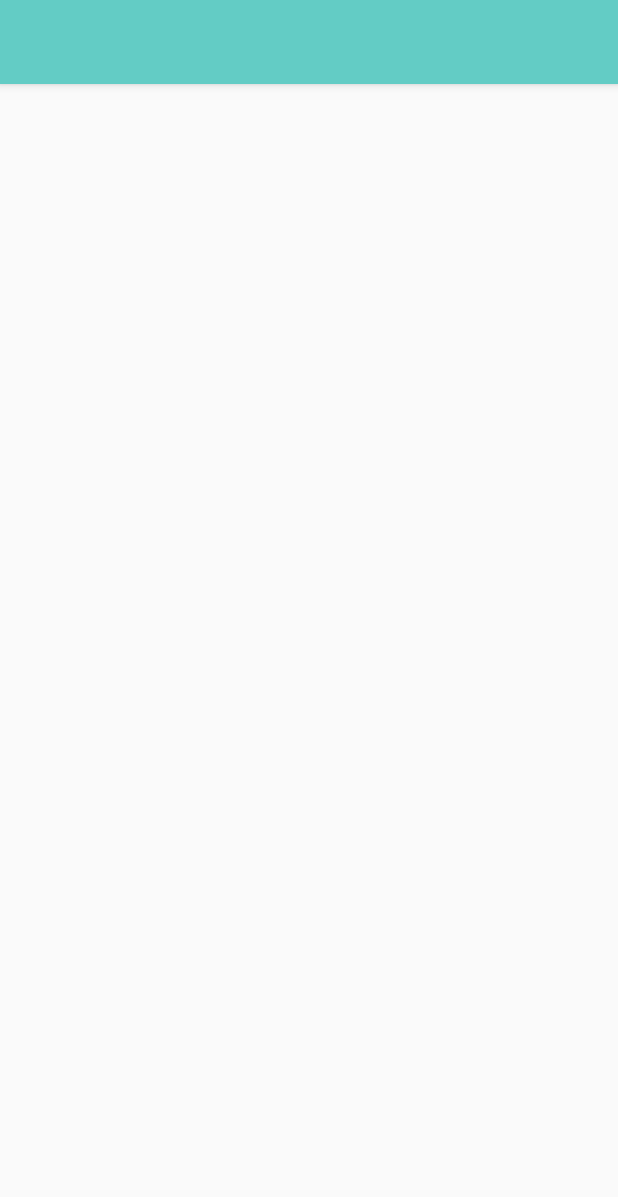
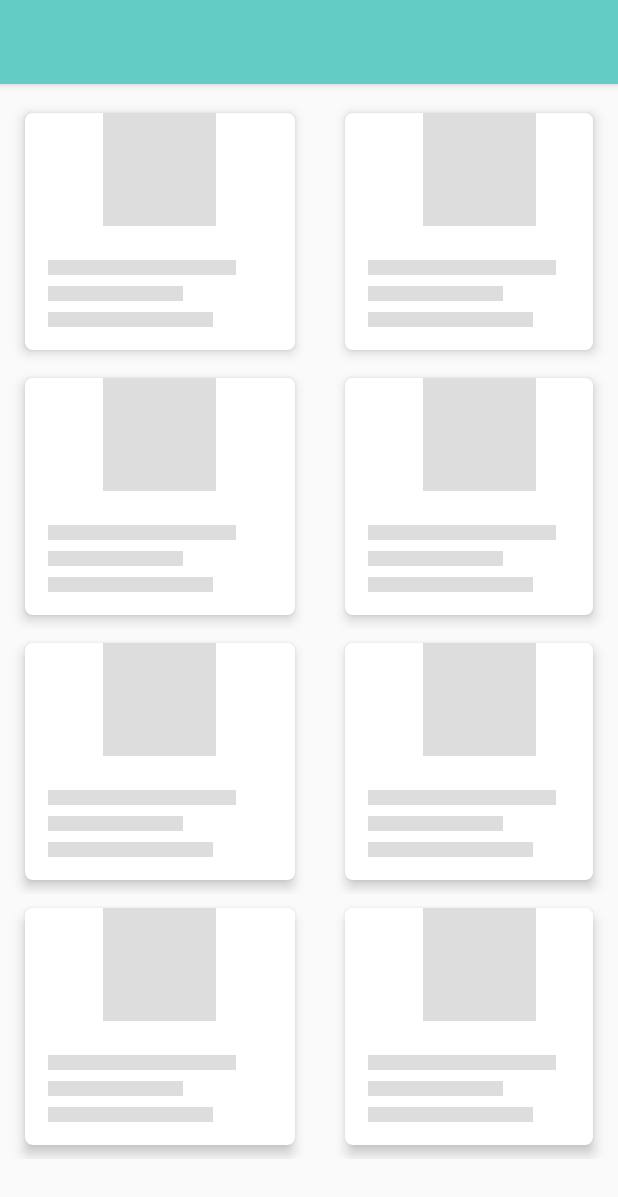
Before and after one commit to StanceFreak/MedsShoppingCart, an Android app: the screen it shows after launch (HomeActivity), on a phone screen of 412 x 824 dp. Shown: the top 1197 px of the screen. Run offline under Robolectric (Android 15) with nearby library versions, the phone set to English and light mode, and no system bars; our stand-ins replace Shimmer.

Commit message:
Added shimmer placeholder while wait the api result

```diff
--- a/app/src/main/res/layout/activity_home.xml
+++ b/app/src/main/res/layout/activity_home.xml
@@ -23,36 +23,81 @@
 
     </com.google.android.material.appbar.AppBarLayout>
 
+    <com.facebook.shimmer.ShimmerFrameLayout
+        android:id="@+id/shimmer_placeholder_container"
+        android:layout_width="match_parent"
+        android:layout_height="wrap_content"
+        android:layout_gravity="center"
+        android:layout_below="@id/home_appbar"
+        app:shimmer_duration="800">
+
+        <LinearLayout
+            android:layout_width="match_parent"
+            android:layout_height="wrap_content"
+            android:paddingTop="10dp"
+            android:orientation="vertical">
+
+            <LinearLayout
+                android:layout_width="match_parent"
+                android:layout_height="wrap_content"
+                android:gravity="center"
+                android:orientation="horizontal">
+
+                <include layout="@layout/shimmer_placeholder"/>
+                <include layout="@layout/shimmer_placeholder"/>
+
+            </LinearLayout>
+
+            <LinearLayout
+                android:layout_width="match_parent"
+                android:layout_height="wrap_content"
+                android:gravity="center"
+                android:orientation="horizontal">
+
+                <include layout="@layout/shimmer_placeholder"/>
+                <include layout="@layout/shimmer_placeholder"/>
+
+            </LinearLayout>
+
+            <LinearLayout
+                android:layout_width="match_parent"
+                android:layout_height="wrap_content"
+                android:gravity="center"
+                android:orientation="horizontal">
+
+                <include layout="@layout/shimmer_placeholder"/>
+                <include layout="@layout/shimmer_placeholder"/>
+
+            </LinearLayout>
+
+            <LinearLayout
+                android:layout_width="match_parent"
+                android:layout_height="wrap_content"
+                android:gravity="center"
+                android:orientation="horizontal">
+
+                <include layout="@layout/shimmer_placeholder"/>
+                <include layout="@layout/shimmer_placeholder"/>
+
+            </LinearLayout>
+
+        </LinearLayout>
+
+    </com.facebook.shimmer.ShimmerFrameLayout>
+
     <ScrollView
         android:layout_width="match_parent"
-        android:layout_height="wrap_content">
-        <!--    <ScrollView-->
-        <!--        android:layout_width="match_parent"-->
-        <!--        android:layout_height="wrap_content"-->
-        <!--        android:layout_below="@id/home_appbar"-->
-        <!--        android:padding="15dp">-->
+        android:layout_height="wrap_content"
+        android:layout_below="@id/home_appbar">
 
         <androidx.recyclerview.widget.RecyclerView
             android:id="@+id/rv_home"
             android:layout_width="match_parent"
             android:layout_height="wrap_content"
-            android:layout_below="@id/home_appbar"
+            android:paddingTop="10dp"
             app:layoutManager="androidx.recyclerview.widget.GridLayoutManager"
             tools:listitem="@layout/rv_home"/>
 
     </ScrollView>
 
-<!--&lt;!&ndash;    <ScrollView&ndash;&gt;-->
-<!--&lt;!&ndash;        android:layout_width="match_parent"&ndash;&gt;-->
-<!--&lt;!&ndash;        android:layout_height="wrap_content"&ndash;&gt;-->
-<!--&lt;!&ndash;        android:layout_below="@id/home_appbar"&ndash;&gt;-->
-<!--&lt;!&ndash;        android:padding="15dp">&ndash;&gt;-->
-
-<!--        <androidx.recyclerview.widget.RecyclerView-->
-<!--            android:layout_width="match_parent"-->
-<!--            android:layout_height="wrap_content"-->
-<!--            tools:listitem="@layout/rv_home"/>-->
-
-<!--    </ScrollView>-->
-
 </RelativeLayout>
--- /dev/null
+++ b/app/src/main/res/layout/shimmer_placeholder.xml
@@ -0,0 +1,54 @@
+<?xml version="1.0" encoding="utf-8"?>
+<androidx.cardview.widget.CardView
+    xmlns:android="http://schemas.android.com/apk/res/android"
+    xmlns:app="http://schemas.android.com/apk/res-auto"
+    android:orientation="vertical"
+    android:layout_width="wrap_content"
+    android:layout_height="wrap_content"
+    app:cardUseCompatPadding="true"
+    android:layout_marginLeft="10dp"
+    android:layout_marginRight="10dp"
+    app:cardCornerRadius="5dp"
+    app:cardElevation="5dp">
+
+    <LinearLayout
+        android:layout_width="180dp"
+        android:layout_height="wrap_content"
+        android:backgroundTint="@color/white"
+        android:orientation="vertical">
+
+        <View
+            android:layout_gravity="center"
+            android:layout_width="75dp"
+            android:layout_height="75dp"
+            android:background="@color/shimmer_background"/>
+
+        <LinearLayout
+            android:layout_width="match_parent"
+            android:layout_height="wrap_content"
+            android:orientation="vertical"
+            android:padding="15dp">
+
+            <View
+                android:layout_width="125dp"
+                android:layout_height="10dp"
+                android:layout_marginTop="7dp"
+                android:background="@color/shimmer_background"/>
+
+            <View
+                android:layout_width="90dp"
+                android:layout_height="10dp"
+                android:layout_marginTop="7dp"
+                android:background="@color/shimmer_background"/>
+
+            <View
+                android:layout_width="110dp"
+                android:layout_height="10dp"
+                android:layout_marginTop="7dp"
+                android:background="@color/shimmer_background"/>
+
+        </LinearLayout>
+
+    </LinearLayout>
+
+</androidx.cardview.widget.CardView>
--- a/app/src/main/res/values/colors.xml
+++ b/app/src/main/res/values/colors.xml
@@ -12,4 +12,5 @@
     <color name="darkblue_1">#FF233b43</color>
     <color name="black">#FF000000</color>
     <color name="white">#FFFFFFFF</color>
+    <color name="shimmer_background">#DDDDDD</color>
 </resources>
```
